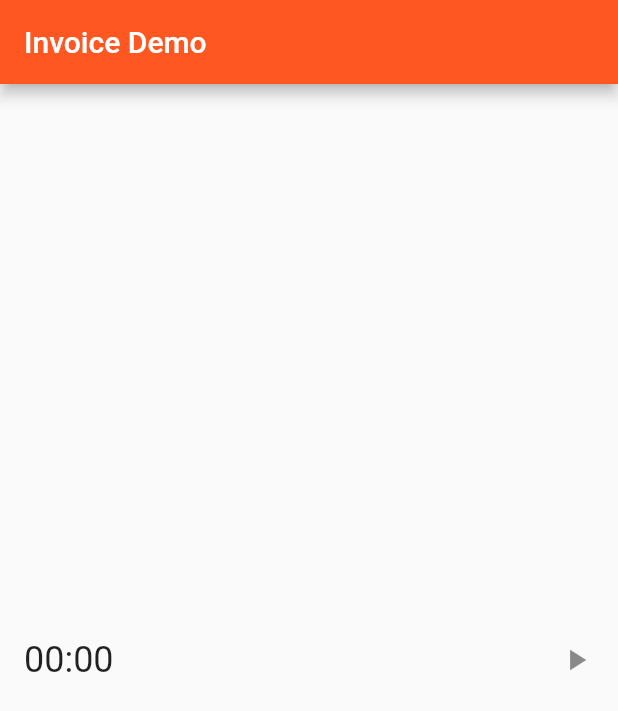
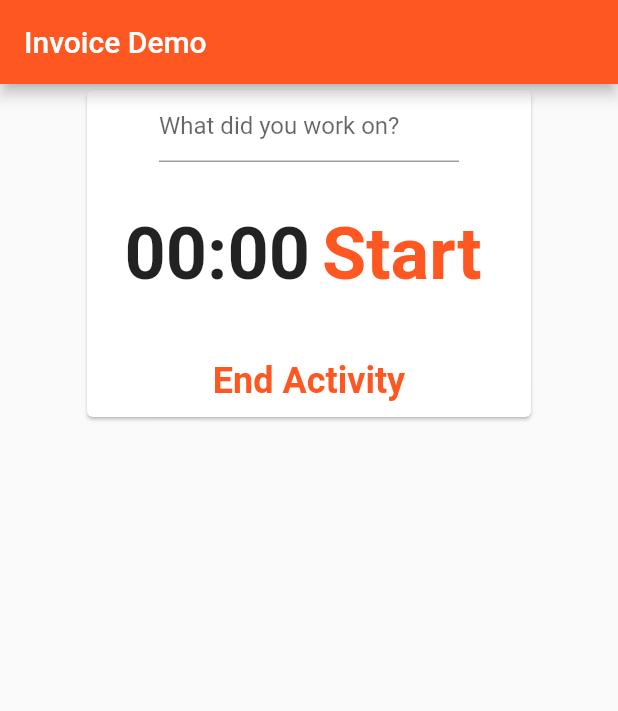
Before and after one commit to allends/invoice_sender, a Flutter app: the screen it shows after launch, on a phone screen of 412 x 824 dp. Shown: the top 711 px of the screen. Run offline on Flutter 3.47's test engine with Material 2 defaults, Android fonts, the phone set to English and light mode, and no system bars.

Commit message:
Set up list and durations

```diff
--- /dev/null
+++ b/lib/invoice_sender.dart
@@ -0,0 +1,173 @@
+import 'dart:async';
+import 'dart:core';
+
+import 'package:flutter/material.dart';
+
+class Activity {
+  String? description;
+  Duration? duration;
+
+  Activity(this.description, this.duration);
+}
+
+class InvoiceSender extends StatefulWidget {
+  @override
+  InvoiceSenderState createState() => InvoiceSenderState();
+}
+
+class InvoiceSenderState extends State<InvoiceSender> {
+  List<Activity> list = [];
+  Duration duration = Duration();
+  Timer? timer;
+  bool running = false;
+  final TextEditingController myController = TextEditingController();
+
+  // Executed when the widget is added to the widget tree
+  @override
+  void initState() {
+    super.initState();
+  }
+
+  // Executed when the widget is removed from the widget tree
+  @override
+  void dispose() {
+    myController.dispose();
+    super.dispose();
+  }
+
+  // Incrementing the counter by 1 second
+  void addTime() {
+    const addSeconds = 1;
+    setState(() {
+      final seconds = duration.inSeconds + addSeconds;
+      duration = Duration(seconds: seconds);
+    });
+  }
+
+  // Start the timer
+  void startTimer() {
+    setState(() {
+      running = true;
+    });
+    timer = Timer.periodic(const Duration(seconds: 1), (_) => addTime());
+  }
+
+  // Stop the timer (can be resumed)
+  void stopTimer() {
+    setState(() {
+      running = false;
+    });
+    timer?.cancel();
+  }
+
+  // Wrapper around start and stop to toggle
+  void toggleTimer() {
+    if (running) {
+      stopTimer();
+    } else {
+      startTimer();
+    }
+  }
+
+  // Used to reset the timer
+  void resetTimer() {
+    stopTimer();
+    setState(() {
+      duration = Duration();
+      running = false;
+      myController.text = "";
+    });
+  }
+
+  // End the current Activity
+  void endActivity() {
+    // Add the activity to the list of activites and use the duration
+    print(duration.inMinutes);
+    print(myController.text);
+    final activity = Activity(myController.text, duration);
+    list.add(activity);
+    resetTimer();
+  }
+
+  String twoDigits(int n) => n.toString().padLeft(2, '0');
+
+  Widget _buildUI() {
+    final minutes = twoDigits(duration.inMinutes.remainder(60));
+    final seconds = twoDigits(duration.inSeconds.remainder(60));
+    return Card(
+      child: Column(
+          mainAxisAlignment: MainAxisAlignment.center,
+          mainAxisSize: MainAxisSize.min,
+          children: [
+            Row(
+              mainAxisAlignment: MainAxisAlignment.spaceEvenly,
+              mainAxisSize: MainAxisSize.min,
+              children: [
+                Container(
+                  width: 200,
+                  child: TextField(
+                    controller: myController,
+                    decoration: const InputDecoration(
+                      border: UnderlineInputBorder(),
+                      hintText: 'What did you work on?',
+                    ),
+                  ),
+                ),
+              ],
+            ),
+            Padding(
+              padding: const EdgeInsets.all(25.0),
+              child: Row(
+                mainAxisAlignment: MainAxisAlignment.spaceEvenly,
+                mainAxisSize: MainAxisSize.min,
+                children: [
+                  Text(
+                    '$minutes:$seconds',
+                    style: const TextStyle(
+                        fontSize: 48, fontWeight: FontWeight.bold),
+                  ),
+                  TextButton(
+                    onPressed: () {
+                      toggleTimer();
+                    },
+                    child: Text(
+                      running ? "Pause" : "Start",
+                      style: const TextStyle(
+                          fontSize: 48, fontWeight: FontWeight.bold),
+                    ),
+                  )
+                ],
+              ),
+            ),
+            TextButton(
+              onPressed: () {
+                endActivity();
+              },
+              child: const Text(
+                "End Activity",
+                style: TextStyle(fontSize: 24, fontWeight: FontWeight.bold),
+              ),
+            )
+          ]),
+    );
+  }
+
+  @override
+  Widget build(BuildContext context) {
+    return Scaffold(
+        appBar: AppBar(title: const Text("Invoice Demo")),
+        body: Column(
+          mainAxisSize: MainAxisSize.max,
+          children: [
+            Center(child: _buildUI()),
+            Expanded(
+                child: ListView.builder(
+                    itemCount: list.length,
+                    itemBuilder: (_, index) => ListTile(
+                          title: Text('${list[index].description}'),
+                          trailing: Text('${list[index].duration}'),
+                        )))
+          ],
+        ));
+  }
+}
--- a/lib/main.dart
+++ b/lib/main.dart
@@ -1,6 +1,5 @@
-import 'dart:async';
-
 import 'package:flutter/material.dart';
+import './invoice_sender.dart';
 
 void main() {
   runApp(const MyApp());
@@ -21,65 +20,3 @@ class MyApp extends StatelessWidget {
     );
   }
 }
-
-class InvoiceSender extends StatefulWidget {
-  @override
-  InvoiceSenderState createState() => InvoiceSenderState();
-}
-
-class InvoiceSenderState extends State<InvoiceSender> {
-  Duration duration = Duration();
-  Timer? timer;
-  var running = false;
-
-  @override
-  void initState() {
-    // TODO: implement initState
-    super.initState();
-  }
-
-  void addTime() {
-    final addSeconds = 1;
-    setState(() {
-      final seconds = duration.inSeconds + addSeconds;
-      duration = Duration(seconds: seconds);
-    });
-  }
-
-  void startTimer() {
-    running = true;
-    timer = Timer.periodic(Duration(seconds: 1), (_) => addTime());
-  }
-
-  void stopTimer() {
-    running = false;
-    timer?.cancel();
-  }
-
-  Widget _buildUI() {
-    String twoDigits(int n) => n.toString().padLeft(2, '0');
-    final minutes = twoDigits(duration.inMinutes.remainder(60));
-    final seconds = twoDigits(duration.inSeconds.remainder(60));
-    return ListTile(
-      title: Text(
-        '$minutes:$seconds',
-        style: TextStyle(fontSize: 24),
-      ),
-      trailing: Icon(running ? Icons.pause : Icons.play_arrow),
-      onTap: () {
-        if (running) {
-          stopTimer();
-        } else {
-          startTimer();
-        }
-      },
-    );
-  }
-
-  Widget build(BuildContext context) {
-    return Scaffold(
-      appBar: AppBar(title: Text("Invoice Demo")),
-      body: Center(child: _buildUI()),
-    );
-  }
-}
```
